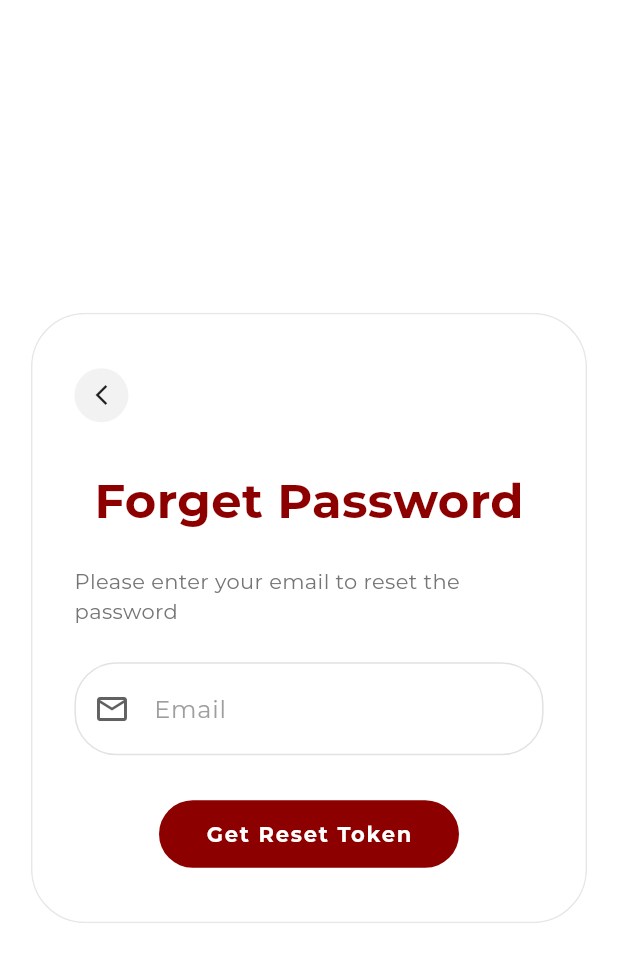
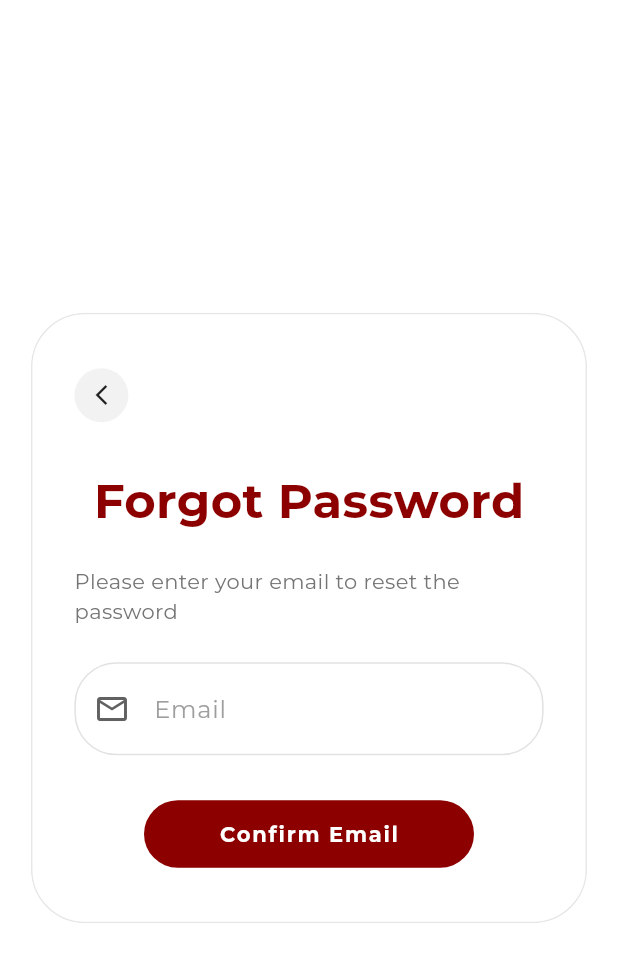
Before and after one commit to suiluj0123/Bakas_Mobile_App, a Flutter app: the ForgetPasswordUI screen opened directly, on a phone screen of 412 x 824 dp. Shown: the top 962 px of the screen. Run offline on Flutter 3.47's test engine with Material 3 defaults, Android fonts, the phone set to English and light mode, and no system bars; our stand-ins replace google_fonts, google_sign_in, image_picker, table_calendar; missing offline and left inert: google_mlkit_text_recognition.

Commit message:
Bakas Updates

```diff
--- a/bakas/lib/ForgetPassword.dart
+++ b/bakas/lib/ForgetPassword.dart
@@ -16,6 +16,7 @@ class _ForgetPasswordUIState extends State<ForgetPasswordUI> {
   final _emailController = TextEditingController();
   final _tokenController = TextEditingController();
   final _newPasswordController = TextEditingController();
+  final _confirmPasswordController = TextEditingController();
 
   bool _isLoading = false;
   bool _isTokenSent = false;
@@ -50,8 +51,7 @@ class _ForgetPasswordUIState extends State<ForgetPasswordUI> {
       if (res.statusCode == 200 && payload['ok'] == true) {
         setState(() {
           _isTokenSent = true;
-          _successMessage = "Reset token has been sent to your email (Check console for dev).";
-          // For development convenience, pre-fill token if backend returns it
+          _successMessage = null;
           if (payload['token'] != null) {
             _tokenController.text = payload['token'].toString();
           }
@@ -80,10 +80,19 @@ class _ForgetPasswordUIState extends State<ForgetPasswordUI> {
       final email = _emailController.text.trim();
       final token = _tokenController.text.trim();
       final newPassword = _newPasswordController.text;
+      final confirmPassword = _confirmPasswordController.text;
 
       if (token.isEmpty || newPassword.isEmpty) {
         setState(() {
-          _errorText = "Token and new password are required.";
+          _errorText = "New password is required.";
+          _isLoading = false;
+        });
+        return;
+      }
+
+      if (newPassword != confirmPassword) {
+        setState(() {
+          _errorText = "Passwords do not match.";
           _isLoading = false;
         });
         return;
@@ -126,6 +135,7 @@ class _ForgetPasswordUIState extends State<ForgetPasswordUI> {
     _emailController.dispose();
     _tokenController.dispose();
     _newPasswordController.dispose();
+    _confirmPasswordController.dispose();
     super.dispose();
   }
 
@@ -174,7 +184,7 @@ class _ForgetPasswordUIState extends State<ForgetPasswordUI> {
                     Align(
                       alignment: Alignment.center,
                       child: Text(
-                        _isTokenSent ? "Reset Password" : "Forget Password",
+                        _isTokenSent ? "Reset Password" : "Forgot Password",
                         style: const TextStyle(
                           fontSize: 32,
                           fontWeight: FontWeight.bold,
@@ -185,7 +195,7 @@ class _ForgetPasswordUIState extends State<ForgetPasswordUI> {
                     const SizedBox(height: 20),
                     Text(
                       _isTokenSent
-                          ? "Enter the 6-digit token and your new password."
+                          ? "Create a new password for your account."
                           : "Please enter your email to reset the password",
                       style: TextStyle(
                         fontSize: 14,
@@ -202,16 +212,19 @@ class _ForgetPasswordUIState extends State<ForgetPasswordUI> {
                         keyboardType: TextInputType.emailAddress,
                       ),
                     ] else ...[
-                      GlassInput(
-                        hint: "Reset Token",
-                        icon: Icons.vpn_key_outlined,
-                        controller: _tokenController,
-                      ),
-                      const SizedBox(height: 16),
+
+                      const SizedBox(height: 0),
                       GlassInput(
                         hint: "New Password",
                         icon: Icons.lock_outline,
                         controller: _newPasswordController,
+                        isPassword: true,
+                      ),
+                      const SizedBox(height: 16),
+                      GlassInput(
+                        hint: "Confirm New Password",
+                        icon: Icons.lock_outline,
+                        controller: _confirmPasswordController,
                         isPassword: true,
                       ),
                     ],
@@ -234,7 +247,7 @@ class _ForgetPasswordUIState extends State<ForgetPasswordUI> {
                     const SizedBox(height: 30),
                     Center(
                       child: SizedBox(
-                        width: 200,
+                        width: 220,
                         height: 45,
                         child: ElevatedButton(
                           onPressed: _isLoading ? null : (_isTokenSent ? _handleResetPassword : _handleRequestToken),
@@ -248,7 +261,10 @@ class _ForgetPasswordUIState extends State<ForgetPasswordUI> {
                           child: _isLoading
                             ? const SizedBox(width: 20, height: 20, child: CircularProgressIndicator(color: Colors.white, strokeWidth: 2))
                             : Text(
-                                _isTokenSent ? "Reset My Password" : "Get Reset Token",
+                                _isTokenSent ? "Reset Password" : "Confirm Email",
+                                maxLines: 1,
+                                overflow: TextOverflow.visible,
+                                softWrap: false,
                                 style: const TextStyle(
                                   fontSize: 14,
                                   fontWeight: FontWeight.bold,
--- a/bakas/lib/dashboardf/bakasgame/bakas.dart
+++ b/bakas/lib/dashboardf/bakasgame/bakas.dart
@@ -31,9 +31,7 @@ class _BakasPageState extends State<BakasPage> {
           bottom: false,
           child: Column(
             children: [
-              //balance widget import nlang para di na gagawa every page
               PlayerBalanceWidget(playerId: widget.playerId ?? SessionService().playerId),
-              //White container widget din i2
               WhiteContainer(
                 child: Column(
                   children: [
@@ -53,7 +51,6 @@ class _BakasPageState extends State<BakasPage> {
                         ),
                       ],
                     ),
-                    //Bakas o bFX ituuuu
                     Row(
                       mainAxisAlignment: MainAxisAlignment.center,
                       children: [
--- a/bakas/lib/dashboardf/bakasgame/choosegame.dart
+++ b/bakas/lib/dashboardf/bakasgame/choosegame.dart
@@ -290,7 +290,6 @@ class _chooseGameState extends State<chooseGamePage> {
                         height: 20,
                       ),
                     ),
-                    //choices ng groups public ba or private
                     Row(
                       mainAxisAlignment: MainAxisAlignment.center,
                       children: [
@@ -322,7 +321,7 @@ class _chooseGameState extends State<chooseGamePage> {
                                   ],
                                 ),
                                 child: Image.asset(
-                                  'assets/public_group_icon.png', // Fallback if file not exists
+                                  'assets/public_group_icon.png',
                                   width: 45,
                                   height: 45,
                                   color: Colors.white,
@@ -371,7 +370,7 @@ class _chooseGameState extends State<chooseGamePage> {
                                   ],
                                 ),
                                 child: Image.asset(
-                                  'assets/private_group_icon.png', // Fallback if file not exists
+                                  'assets/private_group_icon.png',
                                   width: 45,
                                   height: 45,
                                   color: Colors.white,
--- a/bakas/lib/dashboardf/bakasgame/drawdate.dart
+++ b/bakas/lib/dashboardf/bakasgame/drawdate.dart
@@ -40,14 +40,12 @@ class _DrawdatePageState extends State<DrawdatePage> {
 
   Future<void> _fetchUpcomingDraws() async {
     try {
-      // 1. Fetch Draws
       final res = await http.get(Uri.parse('${ApiConfig.baseUrl}/api/draws/upcoming'));
       if (res.statusCode == 200) {
         final payload = jsonDecode(res.body);
         if (payload['ok'] == true) {
           final draws = payload['data'] ?? [];
 
-          // 2. Sort Draws: Upcoming/Ongoing first, Completed last
           draws.sort((a, b) {
             String statusA = _getDisplayStatus(a['status'], a['draw_date'], a['cutoff_date']);
             String statusB = _getDisplayStatus(b['status'], b['draw_date'], b['cutoff_date']);
--- a/bakas/lib/dashboardf/bakasgame/publicgroup.dart
+++ b/bakas/lib/dashboardf/bakasgame/publicgroup.dart
@@ -727,8 +727,8 @@ class _publicGroupPageState extends State<publicGroupPage> {
                        );
                         if (res.statusCode == 200) {
                           ScaffoldMessenger.of(context).showSnackBar(const SnackBar(content: Text("Bakas successful!")));
-                          _fetchPublicGroups(); // Refresh group data
-                          PlayerBalanceWidget.refresh(); // Automatically update balance in header
+                          _fetchPublicGroups();
+                          PlayerBalanceWidget.refresh();
                         } else {
                          final payload = jsonDecode(res.body);
                          ScaffoldMessenger.of(context).showSnackBar(SnackBar(content: Text(payload['message'] ?? "Error placing bet")));
--- a/bakas/lib/dashboardf/cash_inout.dart
+++ b/bakas/lib/dashboardf/cash_inout.dart
@@ -464,7 +464,6 @@ class _CashInOutPageState extends State<CashInOutPage> {
       return const Center(child: CircularProgressIndicator());
     }
 
-    // Find specific wallets
     final gcash = _linkedWallets.firstWhere((w) => w['wallet_type'] == 'GCash', orElse: () => null);
     final maya = _linkedWallets.firstWhere((w) => w['wallet_type'] == 'Maya', orElse: () => null);
 
--- a/bakas/lib/dashboardf/groups.dart
+++ b/bakas/lib/dashboardf/groups.dart
@@ -30,7 +30,6 @@ class _GroupsPageState extends State<GroupsPage> {
     _fetchGroups();
   }
 
-  // ─── API Calls ───────────────────────────────────────────────────
 
   Future<void> _fetchGroups() async {
     if (widget.playerId == null) {
@@ -38,12 +37,10 @@ class _GroupsPageState extends State<GroupsPage> {
       return;
     }
     try {
-      // Fetch My Groups
       final myRes = await http.get(
         Uri.parse('${ApiConfig.baseUrl}/api/groups/my/${widget.playerId}'),
       );
 
-      // Fetch Public Groups
       final pubRes = await http.get(
         Uri.parse('${ApiConfig.baseUrl}/api/groups/public'),
       );
@@ -83,7 +80,6 @@ class _GroupsPageState extends State<GroupsPage> {
         await _fetchGroups();
         return true;
       }
-      // Show server error message
       if (mounted && payload['message'] != null) {
         ScaffoldMessenger.of(context).showSnackBar(
           SnackBar(content: Text('Error: ${payload['message']}'), backgroundColor: Colors.red),
@@ -196,7 +192,6 @@ class _GroupsPageState extends State<GroupsPage> {
     return false;
   }
 
-  // ─── Dialogs ─────────────────────────────────────────────────────
 
   void showCreateDialog() {
     final nameController = TextEditingController();
@@ -589,7 +584,6 @@ class _GroupsPageState extends State<GroupsPage> {
     );
   }
 
-  // ─── Build ───────────────────────────────────────────────────────
 
   @override
   Widget build(BuildContext context) {
--- a/bakas/lib/dashboardf/settingsBakas/security.dart
+++ b/bakas/lib/dashboardf/settingsBakas/security.dart
@@ -53,7 +53,6 @@ class _securityPageState extends State<securityPage> {
     setState(() => _isLoading = true);
 
     try {
-      // 1. Check old password
       final checkRes = await http.post(
         Uri.parse('${ApiConfig.baseUrl}/api/settings/checkPassword'),
         headers: {'Content-Type': 'application/json'},
@@ -70,7 +69,6 @@ class _securityPageState extends State<securityPage> {
         return;
       }
 
-      // 2. Update password
       final updateRes = await http.put(
         Uri.parse('${ApiConfig.baseUrl}/api/settings/changePassword'),
         headers: {'Content-Type': 'application/json'},
--- a/bakas/lib/dashboardf/settingsBakas/settings.dart
+++ b/bakas/lib/dashboardf/settingsBakas/settings.dart
@@ -265,7 +265,6 @@ class _settingPageState extends State<settingPage> {
         if (payload['ok'] == true) {
           setState(() {
             _profileData = payload['data'];
-            // Initialize controllers
             _lastNameController.text = _profileData?['last_name'] ?? '';
             _firstNameController.text = _profileData?['first_name'] ?? '';
             _middleNameController.text = _profileData?['middle_name'] ?? '';
@@ -325,7 +324,6 @@ class _settingPageState extends State<settingPage> {
         ));
       }
 
-      // ID Photo
       if (_idBytes != null && _idXFile != null) {
         request.files.add(http.MultipartFile.fromBytes(
           'id_photo',
@@ -344,7 +342,6 @@ class _settingPageState extends State<settingPage> {
           ScaffoldMessenger.of(context).showSnackBar(
             const SnackBar(content: Text('Profile updated successfully')),
           );
-          // Clear picked files after successful upload
           setState(() {
             _profileXFile = null;
             _profileBytes = null;
--- a/bakas/lib/dashboardf/tickets.dart
+++ b/bakas/lib/dashboardf/tickets.dart
@@ -29,7 +29,6 @@ class _TicketsUIState extends State<TicketsUI> {
   }
 
   Future<void> _fetchTickets() async {
-    // Attempt to get playerId from widget or from Route arguments
     int? effectiveId = widget.playerId;
     if (effectiveId == null) {
       final args = ModalRoute.of(context)?.settings.arguments as Map<String, dynamic>?;
--- a/bakas/lib/services/api_config.dart
+++ b/bakas/lib/services/api_config.dart
@@ -3,7 +3,7 @@ import 'dart:io';
 
 class ApiConfig {
 
-  static const String publicUrl = '';
+  static const String publicUrl = 'https://risotto-relapse-spendable.ngrok-free.dev';
 
   static String get baseUrl {
     if (publicUrl.isNotEmpty) {
--- a/bakas/lib/services/id_validation_service.dart
+++ b/bakas/lib/services/id_validation_service.dart
@@ -16,7 +16,6 @@ class IdValidationResult {
 class IdValidationService {
   final TextRecognizer _textRecognizer = TextRecognizer(script: TextRecognitionScript.latin);
 
-  // Keywords to identify PH Government IDs
   static const Map<String, List<String>> _idKeywords = {
     'UMID': ['UNIFIED MULTI-PURPOSE ID', 'CRN', 'SSS'],
     'PhilID (National ID)': ['PHILIPPINE IDENTIFICATION', 'PhilSys', 'NATIONAL ID'],
```
Also changed, not shown: bakas/lib/dashboardf/bakasgame/startbet.dart (+24 -2 lines), bakas/lib/dashboardf/notifications.dart (+23 -26 lines), bakas/lib/models/notification_model.dart (+12 -11 lines), 2 other files.
